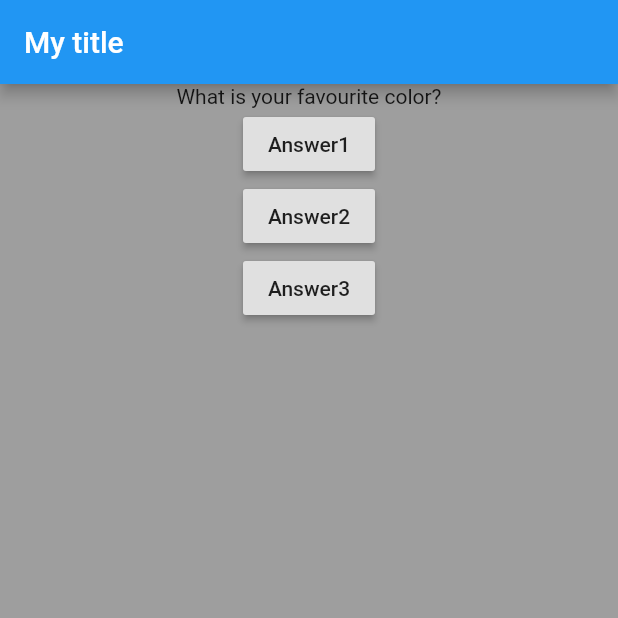
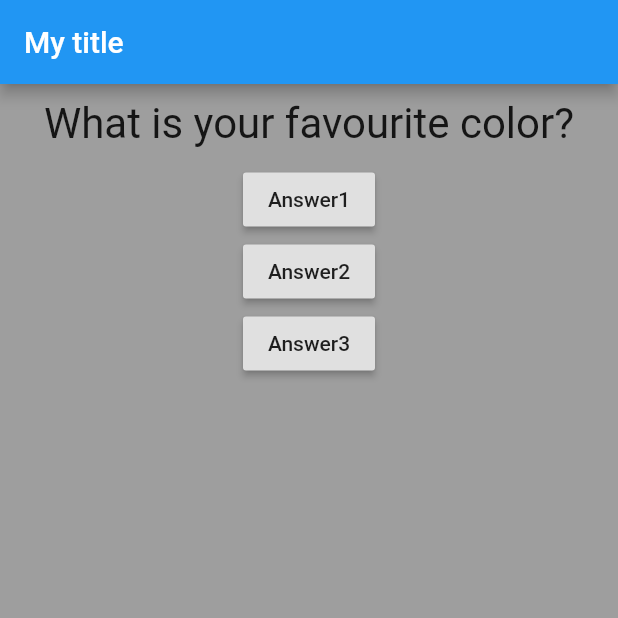
Before and after one commit to jedrzejkardach/quizz_app, a Flutter app: the screen it shows after launch, on a phone screen of 412 x 824 dp, the top half of it. Run offline on Flutter 3.47's test engine with Material 2 defaults, Android fonts, the phone set to English and light mode, and no system bars.

Commit message:
add Question widget and apply styling

```diff
--- a/lib/main.dart
+++ b/lib/main.dart
@@ -1,4 +1,6 @@
 import 'package:flutter/material.dart';
+
+import './question.dart';
 
 void main() {
   runApp(MyApp());
@@ -17,8 +19,8 @@ class _MyAppState extends State {
   void _questionAnswered() {
     setState(() {
       _questionIndex = _questionIndex + 1;
+    });
     print(_questionIndex);
-    });
   }
 
   @override
@@ -34,10 +36,9 @@ class _MyAppState extends State {
           title: Text('My title'),
         ),
         backgroundColor: Colors.grey,
-        body: Center(
-          child: Column(
+        body: Column(
           children: [
-              Text(questions[_questionIndex % questions.length]),
+            Question(questions[_questionIndex % questions.length]),
             RaisedButton(
               child: Text('Answer1'),
               onPressed: _questionAnswered,
@@ -53,7 +54,6 @@ class _MyAppState extends State {
           ],
         ),
       ),
-      ),
     );
   }
 }
--- /dev/null
+++ b/lib/question.dart
@@ -0,0 +1,19 @@
+import 'package:flutter/material.dart';
+
+class Question extends StatelessWidget {
+  final String questionText;
+
+  Question(this.questionText);
+
+  @override
+  Widget build(BuildContext context) {
+    return Container(
+        margin: EdgeInsets.all(10.0),
+        width: double.infinity,
+        child: Text(
+          questionText,
+          style: TextStyle(fontSize: 28),
+          textAlign: TextAlign.center,
+        ));
+  }
+}
```
Lines whose indentation alone changed are shown as unchanged.
